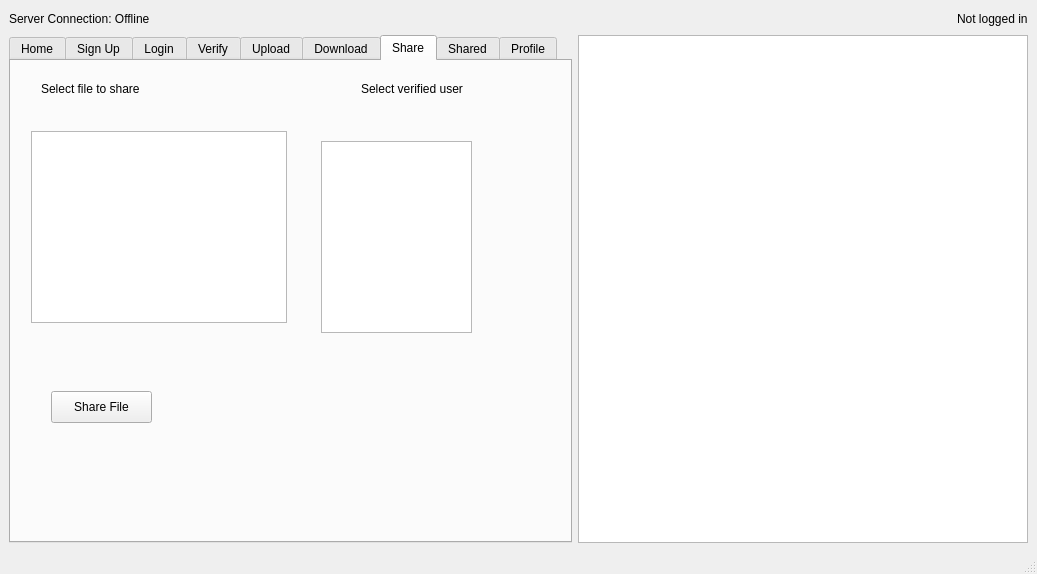
This is fileshareqt/views/mainwindow.ui in Tomas-Deane/FileShare as Qt 5 draws it before an edit. The edited form follows.
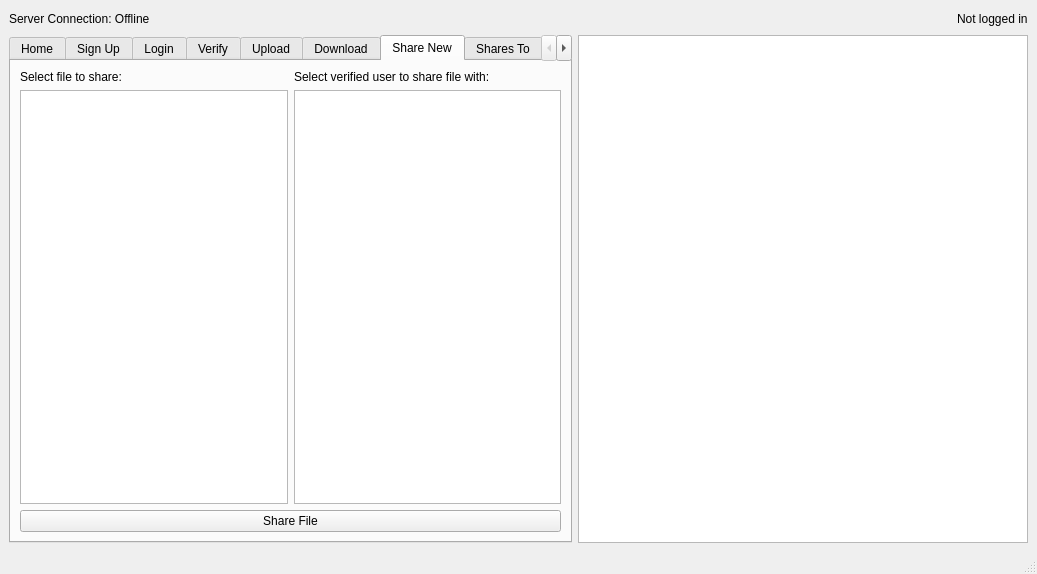
This is the edited form. The open tabs and pages were chosen to show the change. Icons and pictures are not drawn.

Commit message: added share new, shares to and shares from pages

Diff of the .ui file:
```diff
--- a/fileshareqt/views/mainwindow.ui
+++ b/fileshareqt/views/mainwindow.ui
@@ -663,87 +663,143 @@
         </widget>
         <widget class="QWidget" name="tab">
          <attribute name="title">
-          <string>Share</string>
+          <string>Share New</string>
          </attribute>
-         <widget class="QPushButton" name="pushButton_4">
-          <property name="geometry">
-           <rect>
-            <x>290</x>
-            <y>510</y>
-            <width>101</width>
-            <height>32</height>
-           </rect>
-          </property>
-          <property name="text">
-           <string>Share</string>
-          </property>
-         </widget>
-         <widget class="QLabel" name="label_4">
-          <property name="geometry">
-           <rect>
-            <x>30</x>
-            <y>20</y>
-            <width>121</width>
-            <height>16</height>
-           </rect>
-          </property>
-          <property name="text">
-           <string>Select file to share</string>
-          </property>
-         </widget>
-         <widget class="QLabel" name="label_5">
-          <property name="geometry">
-           <rect>
-            <x>350</x>
-            <y>20</y>
-            <width>121</width>
-            <height>16</height>
-           </rect>
-          </property>
-          <property name="text">
-           <string>Select verified user</string>
-          </property>
-         </widget>
-         <widget class="QListWidget" name="listWidget">
-          <property name="geometry">
-           <rect>
-            <x>20</x>
-            <y>70</y>
-            <width>256</width>
-            <height>192</height>
-           </rect>
-          </property>
-         </widget>
-         <widget class="QListWidget" name="listWidget_2">
-          <property name="geometry">
-           <rect>
-            <x>310</x>
-            <y>80</y>
-            <width>151</width>
-            <height>192</height>
-           </rect>
-          </property>
-         </widget>
-         <widget class="QPushButton" name="pushButton">
-          <property name="geometry">
-           <rect>
-            <x>40</x>
-            <y>330</y>
-            <width>101</width>
-            <height>32</height>
-           </rect>
-          </property>
-          <property name="text">
-           <string>Share File</string>
-          </property>
-         </widget>
+         <layout class="QVBoxLayout" name="verticalLayout_22">
+          <item>
+           <layout class="QHBoxLayout" name="horizontalLayout_16">
+            <item>
+             <layout class="QVBoxLayout" name="verticalLayout_20">
+              <item>
+               <widget class="QLabel" name="selectFileLabel">
+                <property name="text">
+                 <string>Select file to share:</string>
+                </property>
+               </widget>
+              </item>
+              <item>
+               <widget class="QListWidget" name="shareNewFileList"/>
+              </item>
+             </layout>
+            </item>
+            <item>
+             <layout class="QVBoxLayout" name="verticalLayout_21">
+              <item>
+               <widget class="QLabel" name="selectUserLabel">
+                <property name="text">
+                 <string>Select verified user to share file with:</string>
+                </property>
+               </widget>
+              </item>
+              <item>
+               <widget class="QListWidget" name="shareNewUserList"/>
+              </item>
+             </layout>
+            </item>
+           </layout>
+          </item>
+          <item>
+           <widget class="QPushButton" name="shareFileButton">
+            <property name="text">
+             <string>Share File</string>
+            </property>
+           </widget>
+          </item>
+         </layout>
         </widget>
         <widget class="QWidget" name="tab_6">
          <attribute name="title">
-          <string>Shared</string>
+          <string>Shares To</string>
          </attribute>
+         <layout class="QVBoxLayout" name="verticalLayout_30">
+          <item>
+           <layout class="QHBoxLayout" name="horizontalLayout_18">
+            <item>
+             <layout class="QVBoxLayout" name="verticalLayout_26">
+              <item>
+               <widget class="QLabel" name="sharesToVerifiedUsersLabel">
+                <property name="text">
+                 <string>Select a verified user:</string>
+                </property>
+               </widget>
+              </item>
+              <item>
+               <widget class="QListWidget" name="sharesToVerifiedUsersList"/>
+              </item>
+             </layout>
+            </item>
+            <item>
+             <layout class="QVBoxLayout" name="verticalLayout_27">
+              <item>
+               <widget class="QLabel" name="sharesToFilesLabel">
+                <property name="text">
+                 <string>Files you shared with selected user:</string>
+                </property>
+               </widget>
+              </item>
+              <item>
+               <widget class="QListWidget" name="sharesToFilesList"/>
+              </item>
+             </layout>
+            </item>
+           </layout>
+          </item>
+          <item>
+           <widget class="QPushButton" name="pushButton">
+            <property name="text">
+             <string>Revoke Access</string>
+            </property>
+           </widget>
+          </item>
+         </layout>
         </widget>
-        <widget class="QWidget" name="tab_2">
+        <widget class="QWidget" name="SharesFrom">
+         <attribute name="title">
+          <string>Shares From</string>
+         </attribute>
+         <layout class="QVBoxLayout" name="verticalLayout_25">
+          <item>
+           <layout class="QHBoxLayout" name="horizontalLayout_17">
+            <item>
+             <layout class="QVBoxLayout" name="verticalLayout_24">
+              <item>
+               <widget class="QLabel" name="sharesFromVerifiedUsersLabel">
+                <property name="text">
+                 <string>Select a verified user: </string>
+                </property>
+               </widget>
+              </item>
+              <item>
+               <widget class="QListWidget" name="sharesFromVerifiedUsersList"/>
+              </item>
+             </layout>
+            </item>
+            <item>
+             <layout class="QVBoxLayout" name="verticalLayout_23">
+              <item>
+               <widget class="QLabel" name="sharesFromFilesLabel">
+                <property name="text">
+                 <string>Files shared to you from selected user:</string>
+                </property>
+               </widget>
+              </item>
+              <item>
+               <widget class="QListWidget" name="sharesFromFilesList"/>
+              </item>
+             </layout>
+            </item>
+           </layout>
+          </item>
+          <item>
+           <widget class="QPushButton" name="saveSharesFromFileButton">
+            <property name="text">
+             <string>Save File as...</string>
+            </property>
+           </widget>
+          </item>
+         </layout>
+        </widget>
+        <widget class="QWidget" name="Profile">
          <attribute name="title">
           <string>Profile</string>
          </attribute>
```
Left out of the diff: 54 changed lines with no effect on the pictures.
